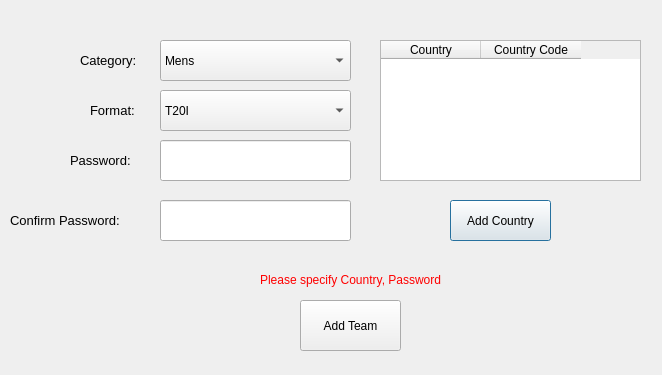
Qt form App/Add_Team_dlg.ui (Musab1Blaser/dbms_icc) before a commit.
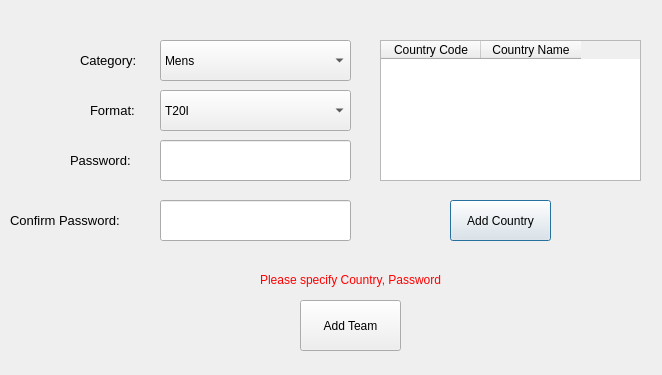
The same form after that commit.

Commit message: linked teams

```diff
--- a/App/Add_Team_dlg.ui
+++ b/App/Add_Team_dlg.ui
@@ -24,12 +24,12 @@
    </property>
    <column>
     <property name="text">
-     <string>Country</string>
+     <string>Country Code</string>
     </property>
    </column>
    <column>
     <property name="text">
-     <string>Country Code</string>
+     <string>Country Name</string>
     </property>
    </column>
   </widget>
```
The commit also changes 2 other files.
